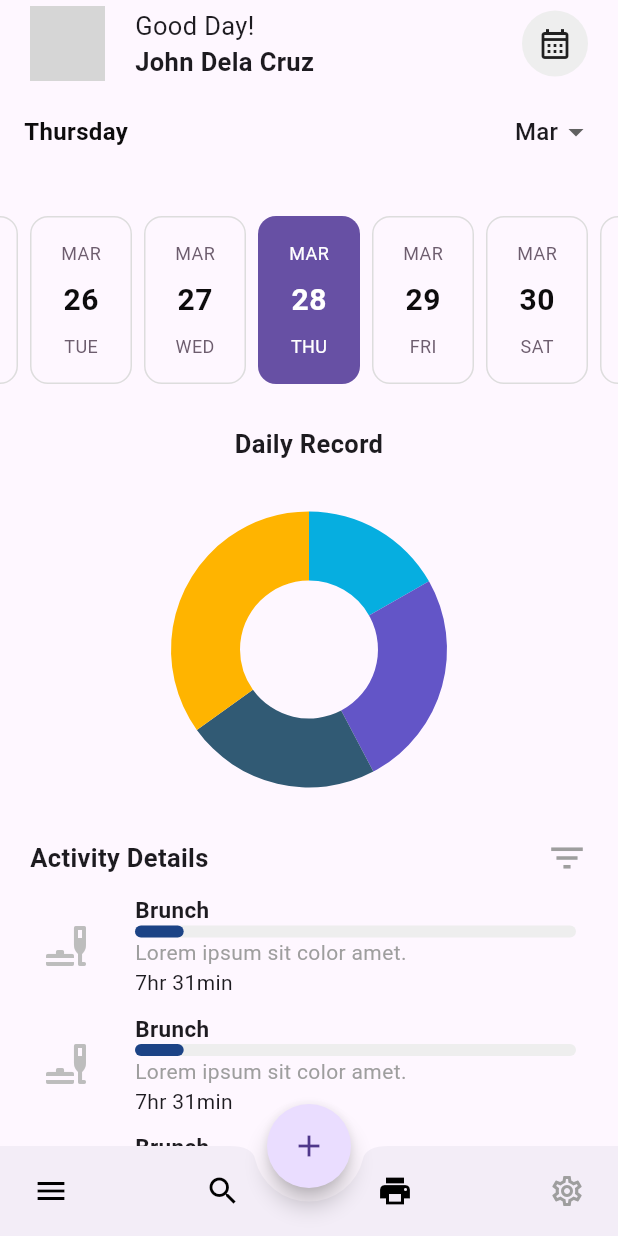
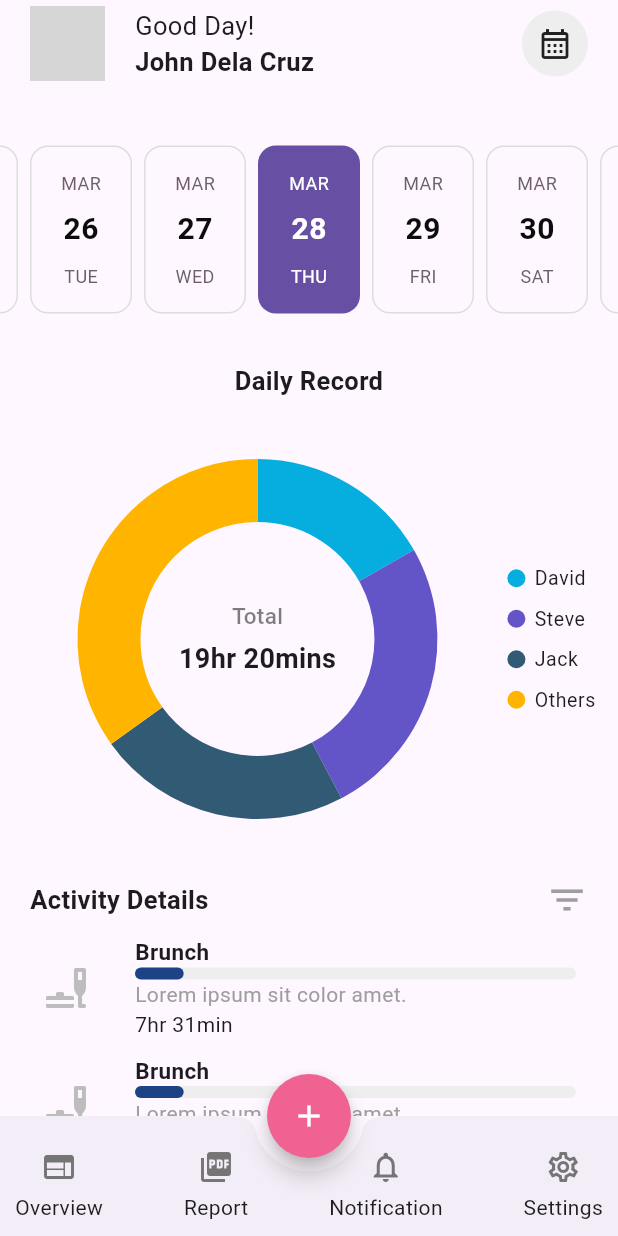
Before and after one commit to mizukageyama/antiproc, a Flutter app: the screen it shows after launch, on a phone screen of 412 x 824 dp. Run offline on Flutter 3.47's test engine with Material 3 defaults, Android fonts, the phone set to English and light mode, and no system bars; drawn by our look-alikes of easy_date_timeline; our stand-ins replace dartz, equatable, flutter_bloc, get_it, internet_connection_checker, shared_preferences and 1 more; network calls fail; grey boxes are pictures that could not be loaded.

Commit message:
Organized initial layout of bottom navbar

```diff
--- a/lib/features/daily_record/presentation/pages/daily_record_page.dart
+++ b/lib/features/daily_record/presentation/pages/daily_record_page.dart
@@ -84,14 +84,15 @@ class DailyRecordPage extends StatelessWidget {
                     ],
                   ),
                 ),
-                const SizedBox(height: 10.0),
+                const SizedBox(height: 35.0),
                 EasyDateTimeLine(
+                  headerProps: const EasyHeaderProps(showHeader: false),
                   initialDate: DateTime.now(),
                   onDateChange: (selectedDate) {
                     //`selectedDate` the new date selected.
                   },
                 ),
-                const SizedBox(height: 20.0),
+                const SizedBox(height: 25.0),
                 const Text(
                   'Daily Record',
                   textAlign: TextAlign.center,
@@ -101,16 +102,51 @@ class DailyRecordPage extends StatelessWidget {
                   ),
                 ),
                 SizedBox(
-                  height: 250,
+                  height: 320,
                   child: SfCircularChart(
+                    annotations: const [
+                      CircularChartAnnotation(
+                        widget: Column(
+                          mainAxisSize: MainAxisSize.min,
+                          children: [
+                            Text(
+                              'Total',
+                              style: TextStyle(
+                                color: Color.fromRGBO(0, 0, 0, 0.5),
+                                fontSize: 15.0,
+                                fontWeight: FontWeight.w500,
+                              ),
+                            ),
+                            SizedBox(
+                              height: 5.0,
+                            ),
+                            Text(
+                              '19hr 20mins',
+                              overflow: TextOverflow.ellipsis,
+                              maxLines: 2,
+                              style: TextStyle(
+                                fontSize: 18.0,
+                                fontWeight: FontWeight.bold,
+                              ),
+                            ),
+                          ],
+                        ),
+                      )
+                    ],
                     tooltipBehavior: _tooltip,
+                    legend: const Legend(
+                      isVisible: true,
+                      overflowMode: LegendItemOverflowMode.wrap,
+                    ),
                     series: <CircularSeries<ChartData, String>>[
                       DoughnutSeries<ChartData, String>(
+                        innerRadius: '65%',
                         dataSource: data,
+                        strokeWidth: 30.0,
                         xValueMapper: (ChartData data, _) => data.x,
                         yValueMapper: (ChartData data, _) => data.y,
-                        name: 'Gold',
-                      )
+                        enableTooltip: true,
+                      ),
                     ],
                   ),
                 ),
@@ -155,45 +191,73 @@ class DailyRecordPage extends StatelessWidget {
       floatingActionButton: FloatingActionButton(
         onPressed: () {},
         shape: const CircleBorder(),
-        child: const Icon(Icons.add),
+        backgroundColor: Colors.pink.shade300,
+        child: const Icon(
+          Icons.add,
+          color: Colors.white,
+        ),
       ),
       floatingActionButtonLocation: FloatingActionButtonLocation.centerDocked,
       bottomNavigationBar: BottomAppBar(
-        padding: const EdgeInsets.symmetric(horizontal: 10),
-        height: 60,
+        padding: const EdgeInsets.symmetric(horizontal: 10, vertical: 9),
         shape: const CircularNotchedRectangle(),
         notchMargin: 9,
         child: Row(
+          crossAxisAlignment: CrossAxisAlignment.end,
           mainAxisSize: MainAxisSize.max,
           mainAxisAlignment: MainAxisAlignment.spaceBetween,
-          children: <Widget>[
-            IconButton(
-              icon: const Icon(
-                Icons.menu,
-                color: Colors.black,
-              ),
-              onPressed: () {},
+          children: [
+            Column(
+              mainAxisSize: MainAxisSize.min,
+              children: [
+                Icon(
+                  Icons.web,
+                  color: Colors.grey.shade600,
+                ),
+                const SizedBox(
+                  height: 5.0,
+                ),
+                Text('Overview')
+              ],
             ),
-            IconButton(
-              icon: const Icon(
-                Icons.search,
-                color: Colors.black,
-              ),
-              onPressed: () {},
+            Column(
+              mainAxisSize: MainAxisSize.min,
+              children: [
+                Icon(
+                  Icons.picture_as_pdf,
+                  color: Colors.grey.shade600,
+                ),
+                const SizedBox(
+                  height: 5.0,
+                ),
+                Text('Report')
+              ],
             ),
-            IconButton(
-              icon: const Icon(
-                Icons.print,
-                color: Colors.black,
-              ),
-              onPressed: () {},
+            Column(
+              mainAxisSize: MainAxisSize.min,
+              children: [
+                Icon(
+                  Icons.notifications_none_outlined,
+                  color: Colors.grey.shade600,
+                ),
+                const SizedBox(
+                  height: 5.0,
+                ),
+                Text('Notification')
+              ],
             ),
-            IconButton(
-              icon: const Icon(
-                Icons.settings_outlined,
-                color: Colors.grey,
-              ),
-              onPressed: () {},
+            Column(
+              mainAxisSize: MainAxisSize.min,
+              children: [
+                Icon(
+                  Icons.settings_outlined,
+                  color: Colors.grey.shade600,
+                ),
+                const SizedBox(
+                  height: 5.0,
+                ),
+                Text('Settings')
+              ],
             ),
           ],
         ),
```
